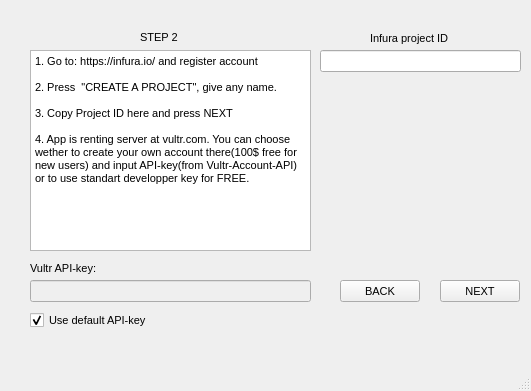
This is ui/Step_2.ui in sk123sk/Keep_nodes as Qt 5 draws it before an edit. The edited form follows.
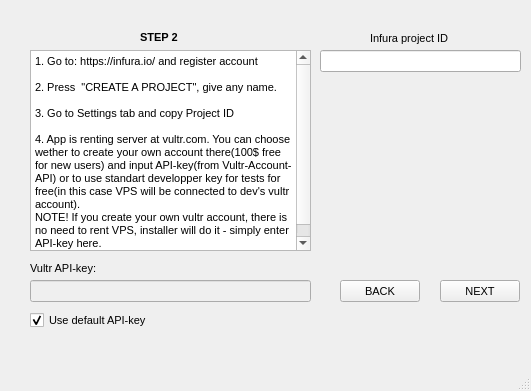
This is the edited form. Icons and pictures are not drawn.

Patch:
```diff
--- a/ui/Step_2.ui
+++ b/ui/Step_2.ui
@@ -72,6 +72,14 @@
       <height>14</height>
      </rect>
     </property>
+    <property name="font">
+     <font>
+      <pointsize>8</pointsize>
+      <weight>75</weight>
+      <italic>false</italic>
+      <bold>true</bold>
+     </font>
+    </property>
     <property name="text">
      <string>STEP 2</string>
     </property>
@@ -116,9 +124,10 @@
 
 2. Press  &quot;CREATE A PROJECT&quot;, give any name.
 
-3. Copy Project ID here and press NEXT
+3. Go to Settings tab and copy Project ID 
 
-4. App is renting server at vultr.com. You can choose wether to create your own account there(100$ free for new users) and input API-key(from Vultr-Account-API) or to use standart developper key for FREE.</string>
+4. App is renting server at vultr.com. You can choose wether to create your own account there(100$ free for new users) and input API-key(from Vultr-Account-API) or to use standart developper key for tests for free(in this case VPS will be connected to dev's vultr account).
+NOTE! If you create your own vultr account, there is no need to rent VPS, installer will do it - simply enter API-key here.</string>
     </property>
    </widget>
    <widget class="QLabel" name="label">
```
